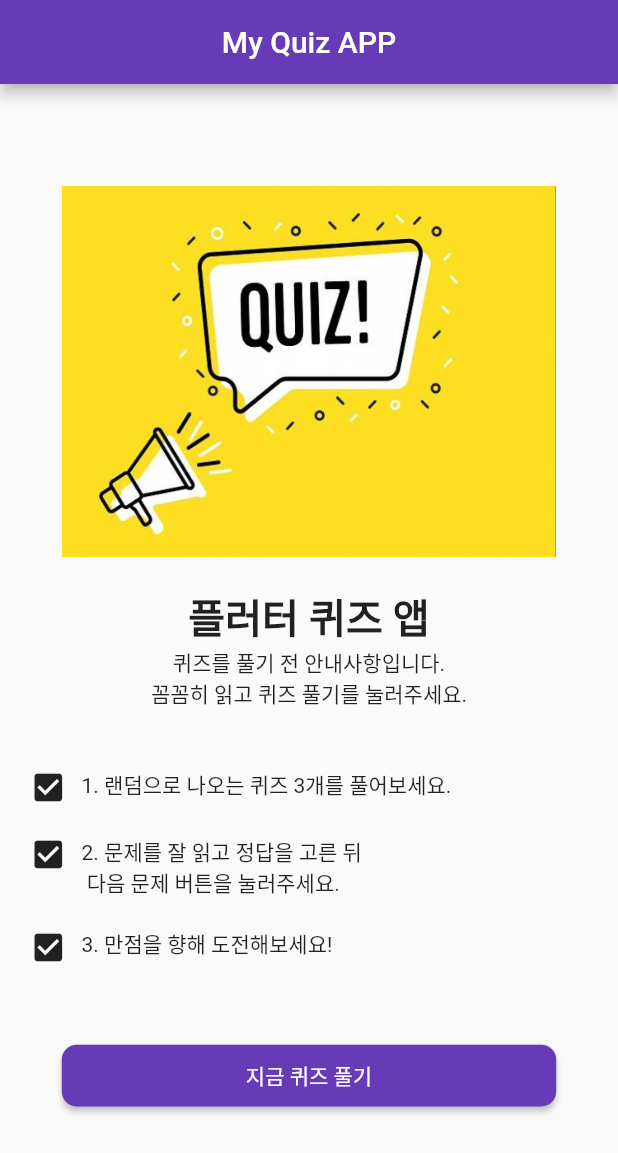
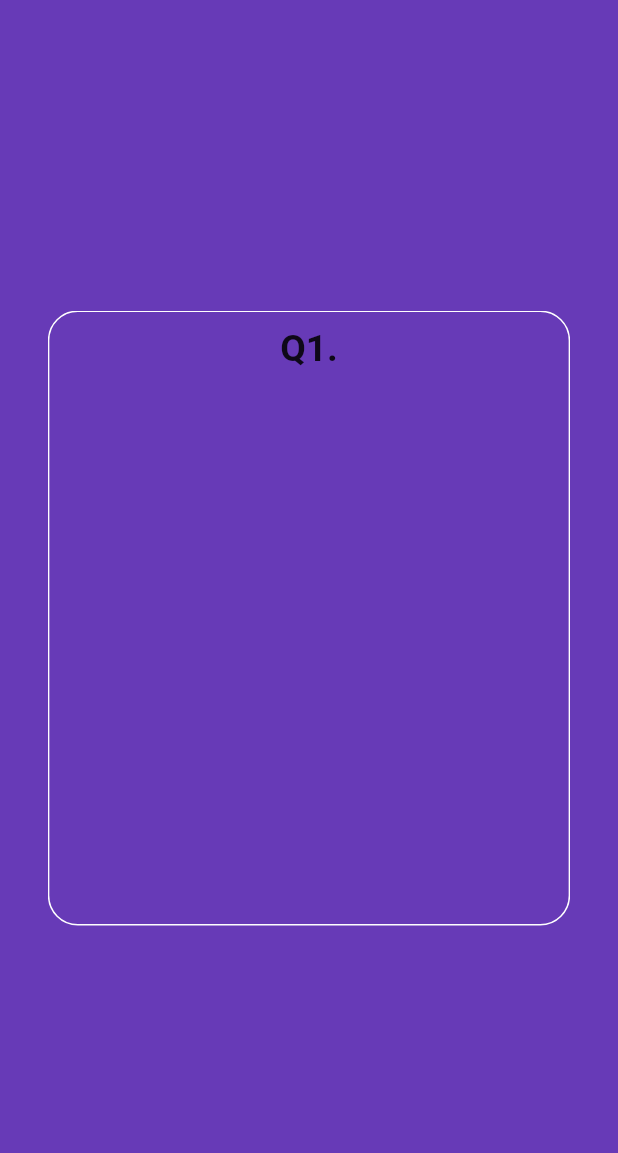
Before and after one commit to CaesiumY/flutter-with-quiz-app, a Flutter app: the screen it shows after launch, after a tap on "지금 퀴즈 풀기", on a phone screen of 412 x 824 dp. Shown: the top 1153 px of the screen. Run offline on Flutter 3.47's test engine with Material 2 defaults, Android fonts, the phone set to English and light mode, and no system bars; our stand-ins replace flutter_swiper.

Commit message:
feat: Init QuizScreen

```diff
--- a/lib/screen/screen_home.dart
+++ b/lib/screen/screen_home.dart
@@ -1,4 +1,6 @@
 import 'package:flutter/material.dart';
+import 'package:flutter_quiz/model/model_quiz.dart';
+import 'package:flutter_quiz/screen/screen_quiz.dart';
 
 class HomeScreen extends StatefulWidget {
   @override
@@ -6,6 +8,24 @@ class HomeScreen extends StatefulWidget {
 }
 
 class _HomeScreenState extends State<HomeScreen> {
+  List<Quiz> quizs = [
+    Quiz.fromMap({
+      'title': 'test',
+      'candidates': ['a', 'b', 'c', 'd'],
+      'answer': 0
+    }),
+    Quiz.fromMap({
+      'title': 'test',
+      'candidates': ['a', 'b', 'c', 'd'],
+      'answer': 0
+    }),
+    Quiz.fromMap({
+      'title': 'test',
+      'candidates': ['a', 'b', 'c', 'd'],
+      'answer': 0
+    }),
+  ];
+
   @override
   Widget build(BuildContext context) {
     Size screenSize = MediaQuery.of(context).size;
@@ -65,7 +85,14 @@ class _HomeScreenState extends State<HomeScreen> {
                         style: TextStyle(color: Colors.white),
                       ),
                       color: Colors.deepPurple,
-                      onPressed: () {}),
+                      onPressed: () {
+                        Navigator.push(
+                            context,
+                            MaterialPageRoute(
+                                builder: (context) => QuizScreen(
+                                      quizs: quizs,
+                                    )));
+                      }),
                 ),
               ),
             )
--- /dev/null
+++ b/lib/screen/screen_quiz.dart
@@ -0,0 +1,74 @@
+import 'package:flutter/material.dart';
+import 'package:flutter_quiz/model/model_quiz.dart';
+import 'package:flutter_swiper/flutter_swiper.dart';
+
+class QuizScreen extends StatefulWidget {
+  List<Quiz> quizs;
+  QuizScreen({this.quizs});
+
+  @override
+  _QuizScreenState createState() => _QuizScreenState();
+}
+
+class _QuizScreenState extends State<QuizScreen> {
+  List<int> _answers = [-1, -1, -1];
+  List<bool> _answerState = [
+    false,
+    false,
+    false,
+    false,
+  ];
+  int _currentIndex = 0;
+
+  @override
+  Widget build(BuildContext context) {
+    Size screenSize = MediaQuery.of(context).size;
+    double width = screenSize.width;
+    double height = screenSize.height;
+
+    return SafeArea(
+      child: Scaffold(
+        backgroundColor: Colors.deepPurple,
+        body: Center(
+          child: Container(
+            decoration: BoxDecoration(
+              borderRadius: BorderRadius.circular(20),
+              border: Border.all(color: Colors.deepPurple),
+            ),
+            width: width * 0.85,
+            height: height * 0.5,
+            child: Swiper(
+              physics: NeverScrollableScrollPhysics(),
+              loop: false,
+              itemCount: widget.quizs.length,
+              itemBuilder: (BuildContext context, int index) {
+                return _buildQuizCard(widget.quizs[index], width, height);
+              },
+            ),
+          ),
+        ),
+      ),
+    );
+  }
+
+  Widget _buildQuizCard(Quiz quiz, width, height) {
+    return Container(
+      decoration: BoxDecoration(
+          borderRadius: BorderRadius.circular(20),
+          border: Border.all(color: Colors.white)),
+      child: Column(
+        crossAxisAlignment: CrossAxisAlignment.center,
+        children: <Widget>[
+          Container(
+            padding: EdgeInsets.fromLTRB(0, width * 0.024, 0, width * 0.024),
+            child: Text(
+              'Q' + (_currentIndex + 1).toString() + '.',
+              style: TextStyle(
+                  fontSize: width * 0.06, fontWeight: FontWeight.bold),
+            ),
+          )
+        ],
+      ),
+    );
+  }
+}
--- a/pubspec.yaml
+++ b/pubspec.yaml
@@ -27,6 +27,8 @@ dependencies:
   # The following adds the Cupertino Icons font to your application.
   # Use with the CupertinoIcons class for iOS style icons.
   cupertino_icons: ^0.1.3
+  flutter_swiper:
+  auto_size_text:
 
 dev_dependencies:
   flutter_test:
```
Also changed, not shown: pubspec.lock.
